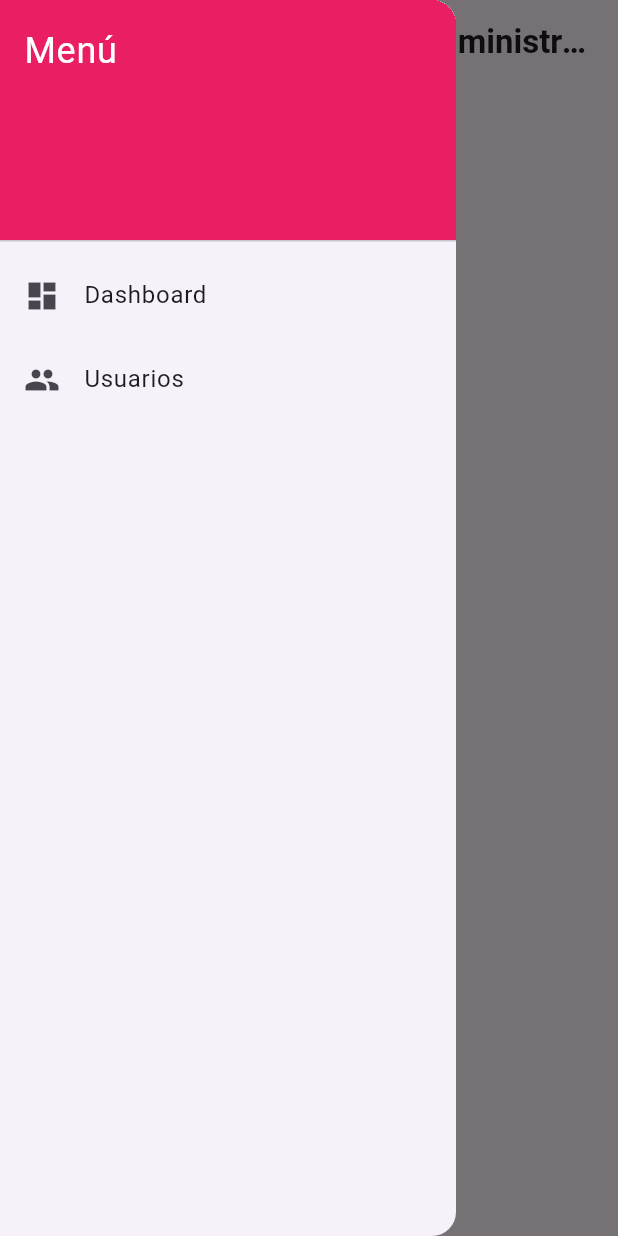
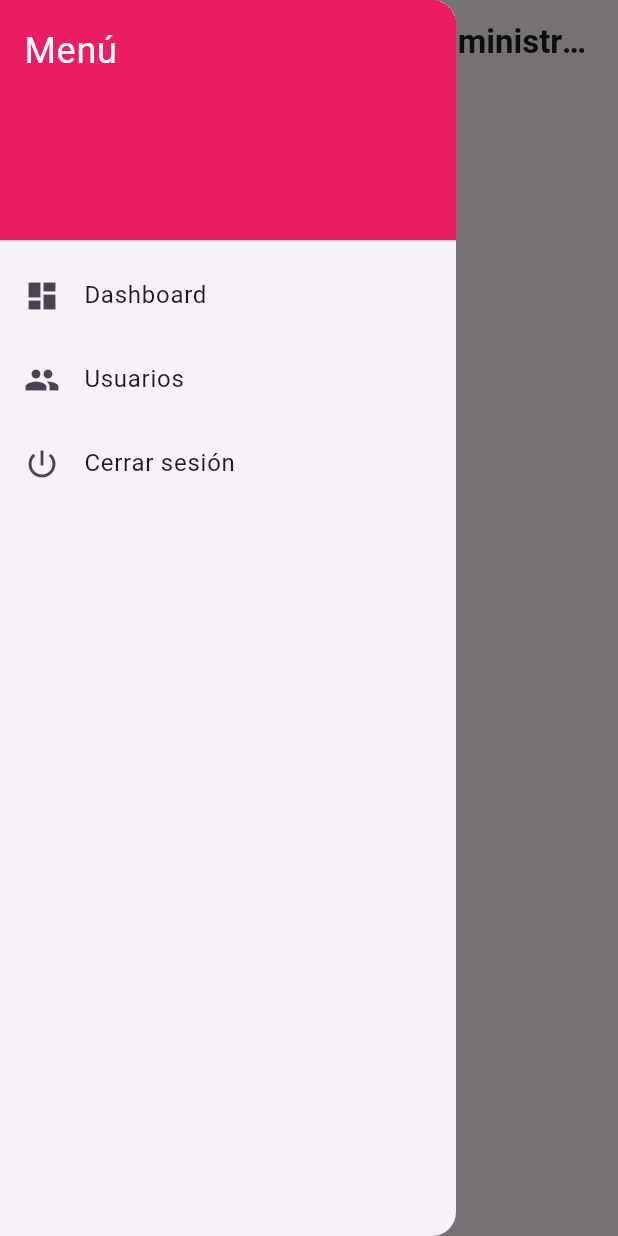
Before and after one commit to neryad/piki_frontend_admin, a Flutter app: the MainPage screen opened by its route, with the side drawer open, on a phone screen of 412 x 824 dp. Run offline on Flutter 3.47's test engine with Material 3 defaults, Android fonts, the phone set to English and light mode, and no system bars; our stand-ins replace dio, flutter_secure_storage; missing offline and left inert: jwt_decode; accounts and stored records are empty.

Commit message:
Add logout functionality to main navigation

```diff
--- a/lib/main/pages/main_page.dart
+++ b/lib/main/pages/main_page.dart
@@ -1,6 +1,8 @@
 // ignore_for_file: library_private_types_in_public_api
 import 'package:flutter/material.dart';
 import 'package:piki_admin/dashboard/pages/dashboard_page.dart';
+import 'package:piki_admin/shared/routes/app_navigator.dart';
+import 'package:piki_admin/shared/routes/app_routes.dart';
 import 'package:piki_admin/users/pages/user_page.dart';
 
 class MainPage extends StatefulWidget {
@@ -22,6 +24,11 @@ class _MainPageState extends State<MainPage> {
       'icon': Icons.people,
       'title': 'Usuarios',
       'page': const UserPage(),
+    },
+    {
+      'icon': Icons.power_settings_new_outlined,
+      'title': 'Cerrar sesión',
+      'page': 'logout',
     },
   ];
 
@@ -62,6 +69,11 @@ class _MainPageState extends State<MainPage> {
                 leading: Icon(route['icon'] as IconData),
                 title: Text(route['title'] as String),
                 onTap: () {
+                  if (route['page'] == 'logout') {
+                    AppNavigator().navigationToReplacementPage(
+                        thePageRouteName: AppRoutes.login);
+                    return;
+                  }
                   _onItemTapped(route);
                   Navigator.pop(context); // Cierra el menú
                 },
```
